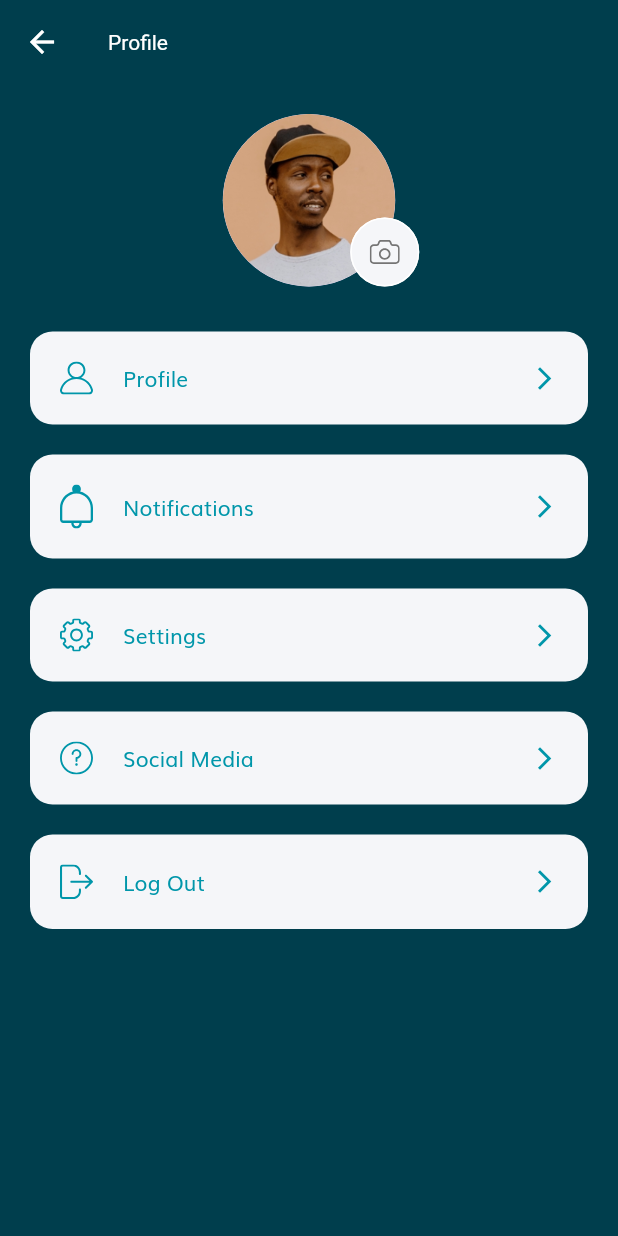
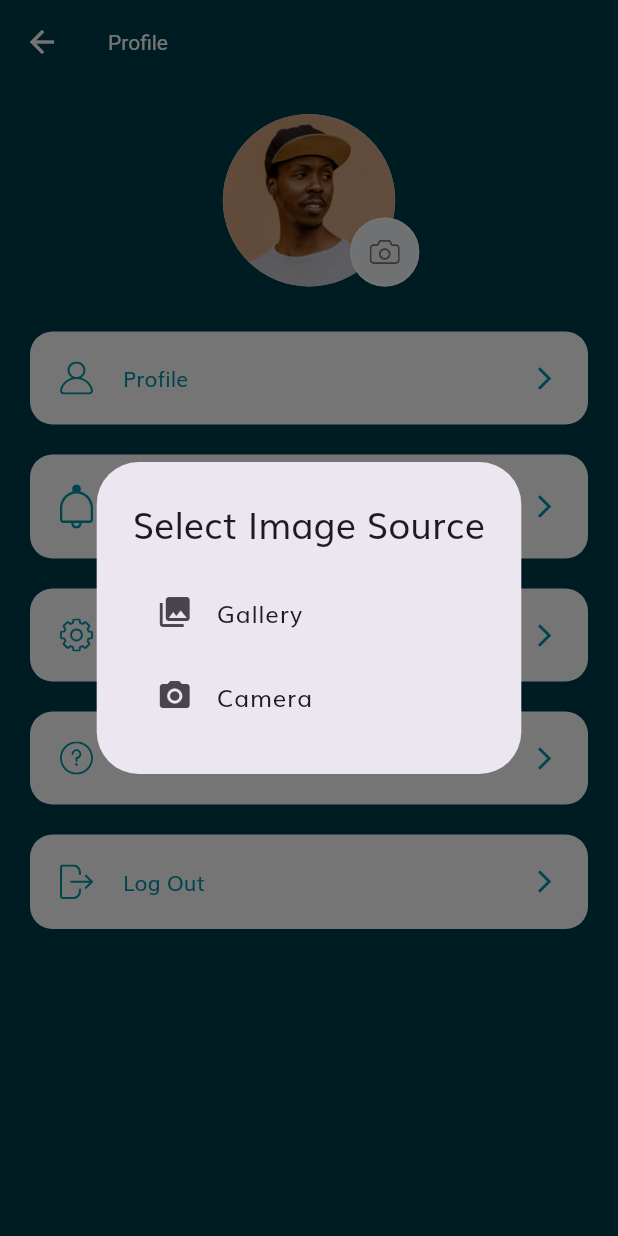
Before and after one commit to imaddamianos/evminute, a Flutter app: the ProfileScreen screen opened by its route, after a tap on an icon or button, on a phone screen of 412 x 824 dp. Run offline on Flutter 3.47's test engine with Material 3 defaults, Android fonts, the phone set to English and light mode, and no system bars; our stand-ins replace firebase_auth, firebase_core, firebase_database, flutter_secure_storage, flutter_svg, geolocator and 3 more; missing offline and left inert: firebase_ui_auth, firebase_ui_oauth_google; accounts and stored records are empty.

Commit message:
fixing profile picture

```diff
--- a/lib/screens/home/components/section_title.dart
+++ b/lib/screens/home/components/section_title.dart
@@ -26,7 +26,7 @@ class SectionTitle extends StatelessWidget {
         TextButton(
           onPressed: press,
           style: TextButton.styleFrom(foregroundColor: Colors.grey),
-          child: const Text("1"),
+          child: const Text(">"),
         ),
       ],
     );
--- a/lib/screens/init_screen.dart
+++ b/lib/screens/init_screen.dart
@@ -27,7 +27,7 @@ class _InitScreenState extends State<InitScreen> {
 
   final pages = [
     const HomeScreen(),
-    const FavoriteScreen(),
+    // const FavoriteScreen(),
     const Center(
       child: Text("Chat"),
     ),
--- a/lib/screens/profile/components/profile_menu.dart
+++ b/lib/screens/profile/components/profile_menu.dart
@@ -20,10 +20,11 @@ class ProfileMenu extends StatelessWidget {
       padding: const EdgeInsets.symmetric(horizontal: 20, vertical: 10),
       child: TextButton(
         style: TextButton.styleFrom(
-          foregroundColor: kPrimaryColor, padding: const EdgeInsets.all(20),
+          foregroundColor: kPrimaryColor,
+          padding: const EdgeInsets.all(20),
           shape:
               RoundedRectangleBorder(borderRadius: BorderRadius.circular(15)),
-          backgroundColor: const Color(0xFFF5F6F9),
+          backgroundColor: const Color.fromARGB(255, 255, 255, 255),
         ),
         onPressed: press,
         child: Row(
--- a/lib/screens/profile/components/profile_pic.dart
+++ b/lib/screens/profile/components/profile_pic.dart
@@ -1,10 +1,31 @@
+import 'dart:io';
+
 import 'package:flutter/material.dart';
 import 'package:flutter_svg/flutter_svg.dart';
+import 'package:image_picker/image_picker.dart';
 
-class ProfilePic extends StatelessWidget {
+class ProfilePic extends StatefulWidget {
   const ProfilePic({
     Key? key,
   }) : super(key: key);
+
+  @override
+  _ProfilePicState createState() => _ProfilePicState();
+}
+
+class _ProfilePicState extends State<ProfilePic> {
+  File? _image;
+
+  Future<void> _pickImage(ImageSource source) async {
+    final picker = ImagePicker();
+    final pickedFile = await picker.pickImage(source: source);
+
+    if (pickedFile != null) {
+      setState(() {
+        _image = File(pickedFile.path);
+      });
+    }
+  }
 
   @override
   Widget build(BuildContext context) {
@@ -15,8 +36,10 @@ class ProfilePic extends StatelessWidget {
         fit: StackFit.expand,
         clipBehavior: Clip.none,
         children: [
-          const CircleAvatar(
-            backgroundImage: AssetImage("assets/images/Profile Image.png"),
+          CircleAvatar(
+            backgroundImage: _image != null
+                ? FileImage(_image!) as ImageProvider<Object>
+                : const AssetImage("assets/images/Profile Image.png"),
           ),
           Positioned(
             right: -16,
@@ -26,13 +49,16 @@ class ProfilePic extends StatelessWidget {
               width: 46,
               child: TextButton(
                 style: TextButton.styleFrom(
-                  foregroundColor: Colors.white, shape: RoundedRectangleBorder(
+                  foregroundColor: Colors.white,
+                  shape: RoundedRectangleBorder(
                     borderRadius: BorderRadius.circular(50),
                     side: const BorderSide(color: Colors.white),
                   ),
                   backgroundColor: const Color(0xFFF5F6F9),
                 ),
-                onPressed: () {},
+                onPressed: () async {
+                  await _showImageSourceDialog();
+                },
                 child: SvgPicture.asset("assets/icons/Camera Icon.svg"),
               ),
             ),
@@ -41,4 +67,41 @@ class ProfilePic extends StatelessWidget {
       ),
     );
   }
+
+  Future<void> _showImageSourceDialog() async {
+    return showDialog(
+      context: context,
+      builder: (BuildContext context) {
+        return AlertDialog(
+          title: const Text("Select Image Source"),
+          content: SingleChildScrollView(
+            child: ListBody(
+              children: [
+                GestureDetector(
+                  onTap: () {
+                    Navigator.pop(context);
+                    _pickImage(ImageSource.gallery);
+                  },
+                  child: const ListTile(
+                    leading: Icon(Icons.photo_library),
+                    title: Text("Gallery"),
+                  ),
+                ),
+                GestureDetector(
+                  onTap: () {
+                    Navigator.pop(context);
+                    _pickImage(ImageSource.camera);
+                  },
+                  child: const ListTile(
+                    leading: Icon(Icons.camera_alt),
+                    title: Text("Camera"),
+                  ),
+                ),
+              ],
+            ),
+          ),
+        );
+      },
+    );
+  }
 }
--- a/lib/screens/profile/profile_screen.dart
+++ b/lib/screens/profile/profile_screen.dart
@@ -1,7 +1,10 @@
+// import 'package:evminute/screens/complete_profile/complete_profile_screen.dart';
+// import 'package:evminute/screens/profile/components/profile_pic.dart';
+import 'package:evminute/screens/profile/components/profile_pic.dart';
 import 'package:flutter/material.dart';
 
 import 'components/profile_menu.dart';
-import 'components/profile_pic.dart';
+import 'package:evminute/screens/profile/components/user_image.dart';
 import 'package:evminute/screens/sign_in/sign_in_screen.dart';
 
 class ProfileScreen extends StatelessWidget {
--- a/pubspec.yaml
+++ b/pubspec.yaml
@@ -48,6 +48,8 @@ dependencies:
   firebase_dynamic_links: ^5.4.8
   geolocator: ^10.1.0
   firebase_database: ^10.4.0
+  image_picker: ^1.0.7
+  firebase_storage: ^11.6.0
 
 dev_dependencies:
   flutter_test:
```
Also changed, not shown: lib/screens/profile/components/user_image.dart (added, +56 -0 lines), pubspec.lock, 9 other files.
